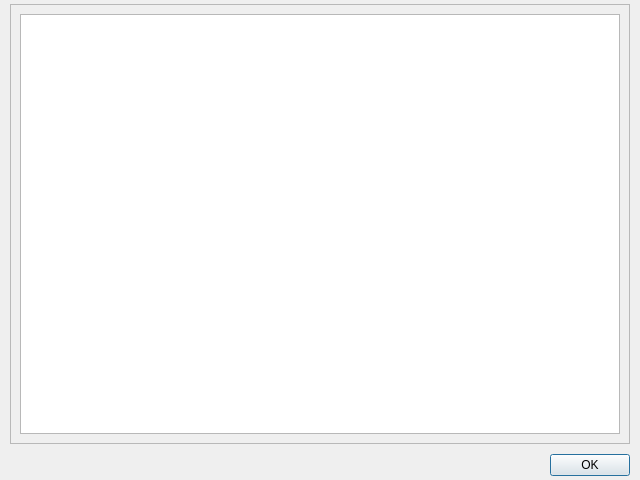
This is coquery/gui/ui/logfile.ui in gkunter/coquery as Qt 5 draws it before an edit. The edited form follows.
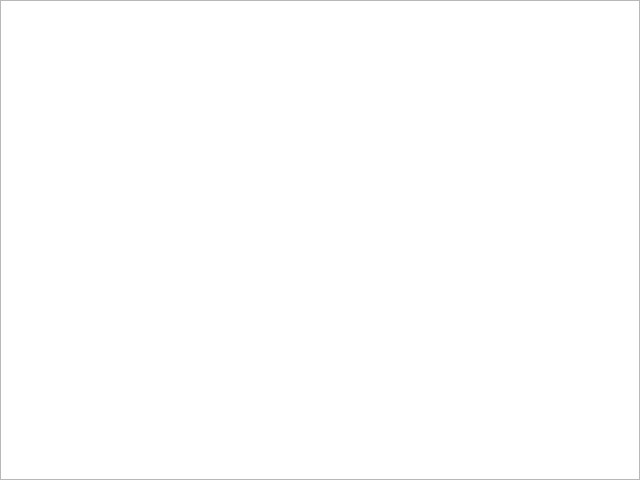
This is the edited form.

Commit message: Change appearance of logfile viewer

Patch:
```diff
--- a/coquery/gui/ui/logfile.ui
+++ b/coquery/gui/ui/logfile.ui
@@ -17,59 +17,47 @@
    <property name="spacing">
     <number>10</number>
    </property>
-   <property name="leftMargin">
-    <number>10</number>
-   </property>
-   <property name="topMargin">
-    <number>4</number>
-   </property>
-   <property name="rightMargin">
-    <number>10</number>
-   </property>
-   <property name="bottomMargin">
-    <number>4</number>
+   <property name="margin">
+    <number>0</number>
    </property>
    <item>
-    <widget class="QFrame" name="frame">
-     <property name="sizePolicy">
-      <sizepolicy hsizetype="MinimumExpanding" vsizetype="MinimumExpanding">
-       <horstretch>0</horstretch>
-       <verstretch>0</verstretch>
-      </sizepolicy>
-     </property>
+    <widget class="QScrollArea" name="scrollArea">
      <property name="frameShape">
-      <enum>QFrame::StyledPanel</enum>
+      <enum>QFrame::NoFrame</enum>
      </property>
-     <property name="frameShadow">
-      <enum>QFrame::Raised</enum>
+     <property name="widgetResizable">
+      <bool>true</bool>
      </property>
-     <layout class="QVBoxLayout" name="verticalLayout_2">
-      <item>
-       <widget class="QTableView" name="log_table"/>
-      </item>
-     </layout>
+     <widget class="QWidget" name="scrollAreaWidgetContents">
+      <property name="geometry">
+       <rect>
+        <x>0</x>
+        <y>0</y>
+        <width>640</width>
+        <height>480</height>
+       </rect>
+      </property>
+      <layout class="QVBoxLayout" name="verticalLayout_2">
+       <property name="margin">
+        <number>0</number>
+       </property>
+       <item>
+        <widget class="QTableView" name="log_table">
+         <property name="horizontalScrollMode">
+          <enum>QAbstractItemView::ScrollPerPixel</enum>
+         </property>
+         <attribute name="horizontalHeaderStretchLastSection">
+          <bool>true</bool>
+         </attribute>
+         <attribute name="verticalHeaderVisible">
+          <bool>false</bool>
+         </attribute>
+        </widget>
+       </item>
+      </layout>
+     </widget>
     </widget>
    </item>
-   <item>
-    <layout class="QHBoxLayout" name="horizontalLayout_2">
-     <item>
-      <widget class="QDialogButtonBox" name="button_okay">
-       <property name="sizePolicy">
-        <sizepolicy hsizetype="Minimum" vsizetype="Minimum">
-         <horstretch>0</horstretch>
-         <verstretch>0</verstretch>
-        </sizepolicy>
-       </property>
-       <property name="orientation">
-        <enum>Qt::Horizontal</enum>
-       </property>
-       <property name="standardButtons">
-        <set>QDialogButtonBox::Ok</set>
-       </property>
-      </widget>
-     </item>
-    </layout>
-   </item>
   </layout>
  </widget>
  <resources/>
```
Left out of the diff: 35 changed lines with no effect on the pictures. The commit also changes 2 other files.
